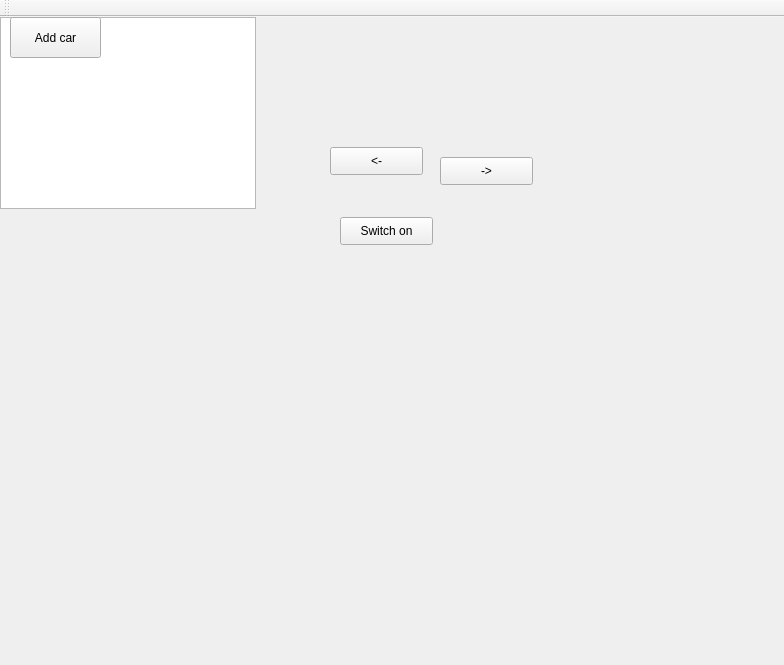
First picture: the form in mainwindow.ui, repository turoniol/TrafficLightsSimulator, before the edit.
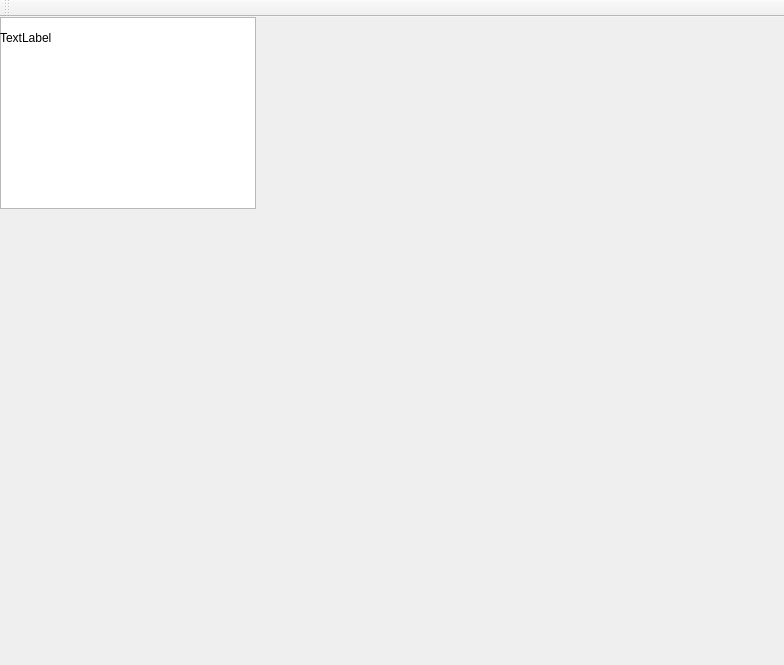
Second picture: the form after the edit.

The edit to the form file:
```diff
--- a/mainwindow.ui
+++ b/mainwindow.ui
@@ -24,59 +24,20 @@
      </rect>
     </property>
    </widget>
-   <widget class="QPushButton" name="pushButton">
+   <widget class="QLabel" name="label">
     <property name="geometry">
      <rect>
-      <x>10</x>
+      <x>0</x>
       <y>0</y>
-      <width>91</width>
+      <width>161</width>
       <height>41</height>
      </rect>
     </property>
-    <property name="text">
-     <string>Add car</string>
-    </property>
-   </widget>
-   <widget class="QPushButton" name="pushButton_left">
-    <property name="geometry">
-     <rect>
-      <x>330</x>
-      <y>130</y>
-      <width>93</width>
-      <height>28</height>
-     </rect>
-    </property>
-    <property name="text">
-     <string>&lt;-</string>
-    </property>
-   </widget>
-   <widget class="QPushButton" name="pushButton_right">
-    <property name="geometry">
-     <rect>
-      <x>440</x>
-      <y>140</y>
-      <width>93</width>
-      <height>28</height>
-     </rect>
-    </property>
-    <property name="text">
-     <string>-&gt;</string>
-    </property>
-   </widget>
-   <widget class="QPushButton" name="switchbutt">
-    <property name="geometry">
-     <rect>
-      <x>340</x>
-      <y>200</y>
-      <width>93</width>
-      <height>28</height>
-     </rect>
-    </property>
     <property name="styleSheet">
-     <string notr="true"/>
+     <string notr="true">font: 87 20pt &quot;Segoe UI Black&quot;;</string>
     </property>
     <property name="text">
-     <string>Switch on</string>
+     <string>TextLabel</string>
     </property>
    </widget>
   </widget>
```
